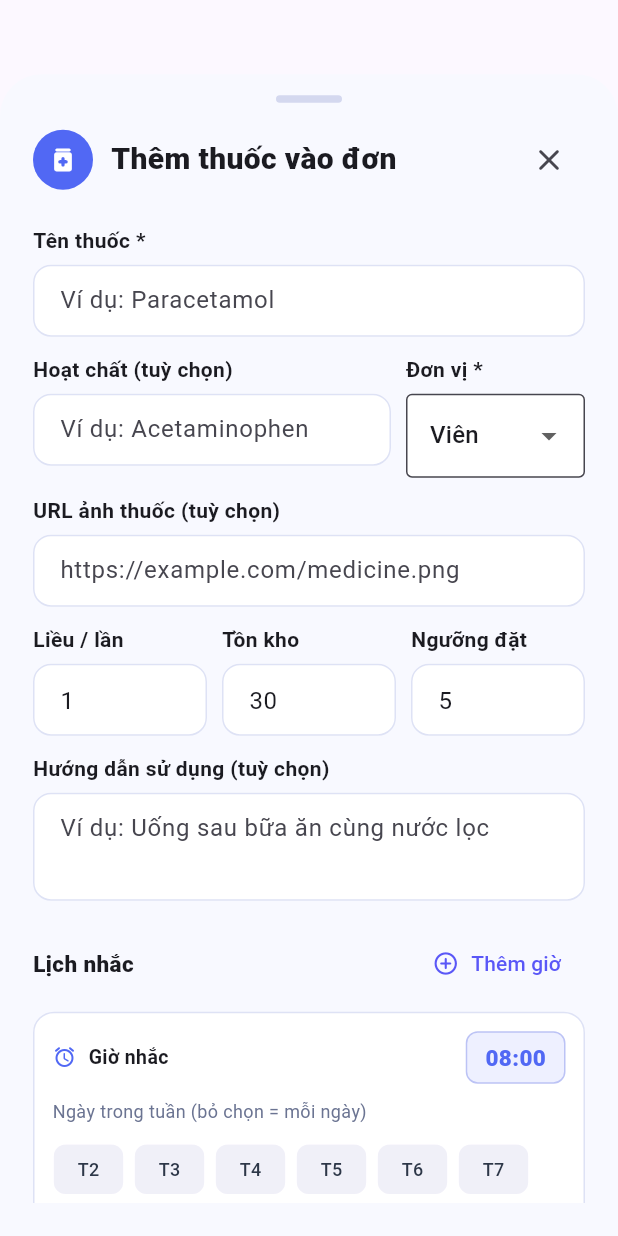
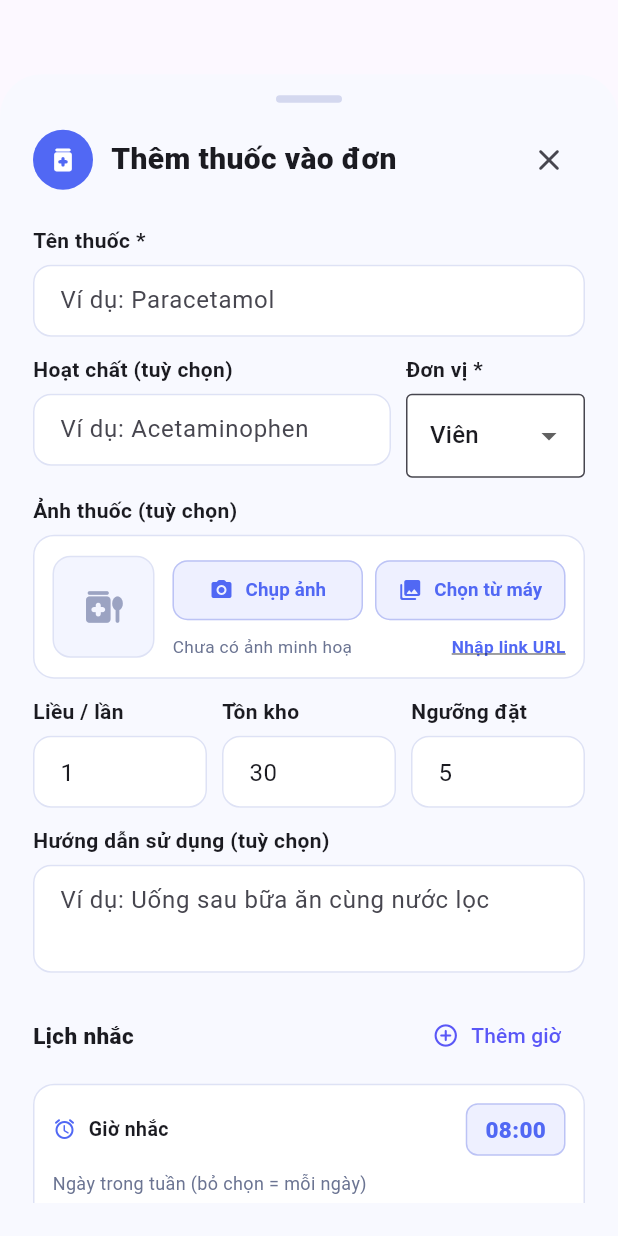
Before and after one commit to Kerianomasuta/Medsreminder, a Flutter app: the AddItemSheet widget shown alone on an empty page, opened directly with empty values, on a phone screen of 412 x 824 dp. Run offline on Flutter 3.47's test engine with Material 3 defaults, Android fonts, the light colour scheme and no system bars; our stand-ins replace firebase_core, firebase_messaging, flutter_local_notifications, flutter_map, geolocator, image_picker and 2 more; accounts and stored records are empty; network calls fail; Roboto replaces fonts that are missing (Arial).

Commit message:
feat(FE): tích hợp upload ảnh thuốc trực tiếp lên Cloudinary

````diff
--- a/FE/lib/screens/caregiver/prescriptions/add_item_sheet.dart
+++ b/FE/lib/screens/caregiver/prescriptions/add_item_sheet.dart
@@ -2,6 +2,7 @@ import 'package:flutter/material.dart';
 
 import '../../../models/prescription.dart';
 import '../../../services/prescription_service.dart';
+import '../../../widgets/medicine_image_field.dart';
 
 // ---------------------------------------------------------------------------
 // Add Item Sheet
@@ -36,6 +37,7 @@ class _AddItemSheetState extends State<AddItemSheet> {
 
   final List<ScheduleDraft> _schedules = [ScheduleDraft()];
   bool _saving = false;
+  bool _uploadingImage = false;
 
   @override
   void dispose() {
@@ -229,8 +231,11 @@ class _AddItemSheetState extends State<AddItemSheet> {
               ],
             ),
             const SizedBox(height: 12),
-            _label('URL ảnh thuốc (tuỳ chọn)'),
-            _tf(_imageUrlCtrl, 'https://example.com/medicine.png'),
+            _label('Ảnh thuốc (tuỳ chọn)'),
+            MedicineImageField(
+              controller: _imageUrlCtrl,
+              onUploadingChanged: (v) => setState(() => _uploadingImage = v),
+            ),
 
             const SizedBox(height: 12),
             Row(
@@ -292,7 +297,7 @@ class _AddItemSheetState extends State<AddItemSheet> {
             ...List.generate(_schedules.length, _scheduleRow),
             const SizedBox(height: 20),
             FilledButton.icon(
-              onPressed: _saving ? null : _save,
+              onPressed: (_saving || _uploadingImage) ? null : _save,
               icon: _saving
                   ? const SizedBox(
                       width: 18,
--- /dev/null
+++ b/FE/lib/services/cloudinary_upload_service.dart
@@ -0,0 +1,140 @@
+import 'dart:convert';
+
+import 'package:http/http.dart' as http;
+import 'package:image_picker/image_picker.dart';
+
+class CloudinaryUploadException implements Exception {
+  final String message;
+  const CloudinaryUploadException(this.message);
+
+  @override
+  String toString() => message;
+}
+
+/// Dịch vụ upload ảnh trực tiếp từ Flutter lên Cloudinary (Unsigned Upload).
+///
+/// Có thể truyền cấu hình qua `--dart-define`:
+/// ```bash
+/// flutter run \
+///   --dart-define=CLOUDINARY_CLOUD_NAME=your_cloud_name \
+///   --dart-define=CLOUDINARY_UPLOAD_PRESET=your_unsigned_preset
+/// ```
+/// Hoặc điền trực tiếp vào [defaultCloudName] và [defaultUploadPreset] bên dưới.
+class CloudinaryUploadService {
+  CloudinaryUploadService._();
+  static final CloudinaryUploadService instance = CloudinaryUploadService._();
+
+  /// Điền Cloud Name của bạn vào đây nếu không dùng --dart-define
+  static const String defaultCloudName = 'pingbx2s';
+
+  /// Điền tên Unsigned Upload Preset của bạn vào đây nếu không dùng --dart-define
+  static const String defaultUploadPreset = 'meds_medicine_preset';
+
+  static const String _envCloudName = String.fromEnvironment(
+    'CLOUDINARY_CLOUD_NAME',
+  );
+  static const String _envUploadPreset = String.fromEnvironment(
+    'CLOUDINARY_UPLOAD_PRESET',
+  );
+
+  String get cloudName =>
+      _envCloudName.trim().isNotEmpty ? _envCloudName.trim() : defaultCloudName;
+
+  String get uploadPreset => _envUploadPreset.trim().isNotEmpty
+      ? _envUploadPreset.trim()
+      : defaultUploadPreset;
+
+  final ImagePicker _picker = ImagePicker();
+
+  /// Mở Camera hoặc Thư viện ảnh và tự động upload lên Cloudinary.
+  /// Trả về `secure_url` (String) nếu thành công, hoặc `null` nếu người dùng huỷ chọn ảnh.
+  Future<String?> pickAndUpload({
+    required ImageSource source,
+    String folder = 'medsreminder/medicines',
+  }) async {
+    final XFile? pickedFile = await _picker.pickImage(
+      source: source,
+      maxWidth: 1280,
+      maxHeight: 1280,
+      imageQuality: 85,
+    );
+
+    if (pickedFile == null) {
+      return null;
+    }
+
+    return uploadFile(pickedFile, folder: folder);
+  }
+
+  /// Upload một [XFile] lên Cloudinary thông qua Unsigned Upload API.
+  /// Sử dụng `fromBytes` để tương thích đồng thời trên cả iOS, Android và Web.
+  Future<String> uploadFile(
+    XFile file, {
+    String folder = 'medsreminder/medicines',
+  }) async {
+    if (cloudName.isEmpty || uploadPreset.isEmpty) {
+      throw const CloudinaryUploadException(
+        'Chưa cấu hình CLOUDINARY_CLOUD_NAME hoặc CLOUDINARY_UPLOAD_PRESET.',
+      );
+    }
+
+    final uri = Uri.parse(
+      'https://api.cloudinary.com/v1_1/$cloudName/image/upload',
+    );
+
+    final bytes = await file.readAsBytes();
+    final fileName = file.name.isNotEmpty
+        ? file.name
+        : 'medicine_${DateTime.now().millisecondsSinceEpoch}.jpg';
+
+    final request = http.MultipartRequest('POST', uri)
+      ..fields['upload_preset'] = uploadPreset
+      ..fields['folder'] = folder
+      ..files.add(
+        http.MultipartFile.fromBytes(
+          'file',
+          bytes,
+          filename: fileName,
+        ),
+      );
+
+    late http.StreamedResponse streamedResponse;
+    try {
+      streamedResponse = await request.send();
+    } catch (_) {
+      throw const CloudinaryUploadException(
+        'Không thể kết nối tới Cloudinary. Vui lòng kiểm tra mạng.',
+      );
+    }
+
+    final responseBody = await streamedResponse.stream.bytesToString();
+
+    if (streamedResponse.statusCode >= 200 &&
+        streamedResponse.statusCode < 300) {
+      final decoded = jsonDecode(responseBody) as Map<String, dynamic>;
+      final secureUrl = (decoded['secure_url'] ?? decoded['url'])?.toString();
+      if (secureUrl != null && secureUrl.isNotEmpty) {
+        return secureUrl;
+      }
+      throw const CloudinaryUploadException(
+        'Phản hồi từ Cloudinary không chứa đường dẫn ảnh.',
+      );
+    }
+
+    String errorDetail = 'Upload ảnh thất bại (${streamedResponse.statusCode}).';
+    try {
+      final decoded = jsonDecode(responseBody) as Map<String, dynamic>;
+      final errObj = decoded['error'];
+      if (errObj is Map<String, dynamic> && errObj['message'] != null) {
+        errorDetail = 'Lỗi Cloudinary: ${errObj['message']}';
+      }
+    } catch (_) {}
+
+    if (cloudName == 'demo') {
+      errorDetail +=
+          ' (Hãy cấu hình CLOUDINARY_CLOUD_NAME & CLOUDINARY_UPLOAD_PRESET trong cloudinary_upload_service.dart)';
+    }
+
+    throw CloudinaryUploadException(errorDetail);
+  }
+}
--- /dev/null
+++ b/FE/lib/widgets/medicine_image_field.dart
@@ -0,0 +1,327 @@
+import 'package:flutter/material.dart';
+import 'package:image_picker/image_picker.dart';
+
+import '../services/cloudinary_upload_service.dart';
+
+/// Cụm giao diện chọn / chụp ảnh thuốc, tự động upload lên Cloudinary
+/// và đồng bộ URL kết quả vào [controller].
+class MedicineImageField extends StatefulWidget {
+  const MedicineImageField({
+    super.key,
+    required this.controller,
+    this.onUploadingChanged,
+  });
+
+  final TextEditingController controller;
+  final ValueChanged<bool>? onUploadingChanged;
+
+  @override
+  State<MedicineImageField> createState() => _MedicineImageFieldState();
+}
+
+class _MedicineImageFieldState extends State<MedicineImageField> {
+  bool _uploading = false;
+  bool _showUrlInput = false;
+
+  @override
+  void initState() {
+    super.initState();
+    widget.controller.addListener(_onTextChanged);
+  }
+
+  @override
+  void dispose() {
+    widget.controller.removeListener(_onTextChanged);
+    super.dispose();
+  }
+
+  void _onTextChanged() {
+    if (mounted) setState(() {});
+  }
+
+  void _setUploading(bool value) {
+    if (!mounted) return;
+    setState(() => _uploading = value);
+    widget.onUploadingChanged?.call(value);
+  }
+
+  Future<void> _handlePickAndUpload(ImageSource source) async {
+    if (_uploading) return;
+    _setUploading(true);
+    try {
+      final uploadedUrl = await CloudinaryUploadService.instance.pickAndUpload(
+        source: source,
+      );
+      if (uploadedUrl != null && mounted) {
+        widget.controller.text = uploadedUrl;
+        ScaffoldMessenger.of(context).showSnackBar(
+          const SnackBar(
+            content: Text('Đã tải ảnh thuốc lên thành công!'),
+            backgroundColor: Color(0xFF249D76),
+            duration: Duration(seconds: 2),
+          ),
+        );
+      }
+    } catch (e) {
+      if (mounted) {
+        ScaffoldMessenger.of(context).showSnackBar(
+          SnackBar(
+            content: Text(e.toString()),
+            backgroundColor: const Color(0xFFD65B49),
+          ),
+        );
+      }
+    } finally {
+      _setUploading(false);
+    }
+  }
+
+  void _clearImage() {
+    widget.controller.clear();
+  }
+
+  @override
+  Widget build(BuildContext context) {
+    final imageUrl = widget.controller.text.trim();
+    final hasImage = imageUrl.isNotEmpty;
+
+    return Container(
+      padding: const EdgeInsets.all(12),
+      decoration: BoxDecoration(
+        color: Colors.white,
+        borderRadius: BorderRadius.circular(14),
+        border: Border.all(color: const Color(0xFFDEE2F5)),
+      ),
+      child: Column(
+        crossAxisAlignment: CrossAxisAlignment.start,
+        children: [
+          Row(
+            children: [
+              // ── Ô Xem trước ảnh (Preview) ─────────────────────────────────
+              Container(
+                width: 68,
+                height: 68,
+                decoration: BoxDecoration(
+                  color: const Color(0xFFF3F5FF),
+                  borderRadius: BorderRadius.circular(12),
+                  border: Border.all(color: const Color(0xFFDEE2F5)),
+                ),
+                clipBehavior: Clip.antiAlias,
+                child: _uploading
+                    ? const Center(
+                        child: SizedBox(
+                          width: 24,
+                          height: 24,
+                          child: CircularProgressIndicator(
+                            strokeWidth: 2.4,
+                            color: Color(0xFF5168F4),
+                          ),
+                        ),
+                      )
+                    : hasImage
+                    ? Stack(
+                        fit: StackFit.expand,
+                        children: [
+                          Image.network(
+                            imageUrl,
+                            fit: BoxFit.cover,
+                            errorBuilder: (_, _, _) => const Center(
+                              child: Icon(
+                                Icons.broken_image_outlined,
+                                color: Color(0xFFD65B49),
+                                size: 26,
+                              ),
+                            ),
+                          ),
+                          Positioned(
+                            top: 3,
+                            right: 3,
+                            child: GestureDetector(
+                              onTap: _clearImage,
+                              child: Container(
+                                padding: const EdgeInsets.all(3),
+                                decoration: const BoxDecoration(
+                                  color: Colors.black54,
+                                  shape: BoxShape.circle,
+                                ),
+                                child: const Icon(
+                                  Icons.close_rounded,
+                                  size: 13,
+                                  color: Colors.white,
+                                ),
+                              ),
+                            ),
+                          ),
+                        ],
+                      )
+                    : const Center(
+                        child: Icon(
+                          Icons.medication_liquid_rounded,
+                          color: Color(0xFF9BA3C2),
+                          size: 28,
+                        ),
+                      ),
+              ),
+              const SizedBox(width: 12),
+
+              // ── Cụm 2 nút Chụp ảnh & Chọn từ máy ──────────────────────────
+              Expanded(
+                child: Column(
+                  crossAxisAlignment: CrossAxisAlignment.start,
+                  children: [
+                    Row(
+                      children: [
+                        Expanded(
+                          child: OutlinedButton.icon(
+                            onPressed: _uploading
+                                ? null
+                                : () =>
+                                      _handlePickAndUpload(ImageSource.camera),
+                            icon: const Icon(
+                              Icons.camera_alt_rounded,
+                              size: 16,
+                            ),
+                            label: const Text(
+                              'Chụp ảnh',
+                              style: TextStyle(
+                                fontSize: 12.5,
+                                fontWeight: FontWeight.w700,
+                              ),
+                            ),
+                            style: OutlinedButton.styleFrom(
+                              foregroundColor: const Color(0xFF5168F4),
+                              side: const BorderSide(color: Color(0xFFBCC3F5)),
+                              backgroundColor: const Color(0xFFEEF0FF),
+                              padding: const EdgeInsets.symmetric(
+                                horizontal: 8,
+                                vertical: 10,
+                              ),
+                              shape: RoundedRectangleBorder(
+                                borderRadius: BorderRadius.circular(10),
+                              ),
+                            ),
+                          ),
+                        ),
+                        const SizedBox(width: 8),
+                        Expanded(
+                          child: OutlinedButton.icon(
+                            onPressed: _uploading
+                                ? null
+                                : () => _handlePickAndUpload(
+                                    ImageSource.gallery,
+                                  ),
+                            icon: const Icon(
+                              Icons.photo_library_rounded,
+                              size: 16,
+                            ),
+                            label: const Text(
+                              'Chọn từ máy',
+                              style: TextStyle(
+                                fontSize: 12.5,
+                                fontWeight: FontWeight.w700,
+                              ),
+                            ),
+                            style: OutlinedButton.styleFrom(
+                              foregroundColor: const Color(0xFF5168F4),
+                              side: const BorderSide(color: Color(0xFFBCC3F5)),
+                              backgroundColor: const Color(0xFFEEF0FF),
+                              padding: const EdgeInsets.symmetric(
+                                horizontal: 8,
+                                vertical: 10,
+                              ),
+                              shape: RoundedRectangleBorder(
+                                borderRadius: BorderRadius.circular(10),
+                              ),
+                            ),
+                          ),
+                        ),
+                      ],
+                    ),
+                    const SizedBox(height: 6),
+                    Row(
+                      children: [
+                        Expanded(
+                          child: Text(
+                            _uploading
+                                ? 'Đang tải ảnh lên Cloudinary...'
+                                : hasImage
+                                ? 'Đã gắn ảnh thuốc'
+                                : 'Chưa có ảnh minh hoạ',
+                            maxLines: 1,
+                            overflow: TextOverflow.ellipsis,
+                            style: TextStyle(
+                              fontSize: 11.5,
+                              color: _uploading
+                                  ? const Color(0xFF5168F4)
+                                  : hasImage
+                                  ? const Color(0xFF249D76)
+                                  : const Color(0xFF6B7492),
+                              fontWeight: hasImage || _uploading
+                                  ? FontWeight.w600
+                                  : FontWeight.w400,
+                            ),
+                          ),
+                        ),
+                        GestureDetector(
+                          onTap: () =>
+                              setState(() => _showUrlInput = !_showUrlInput),
+                          child: Text(
+                            _showUrlInput ? 'Ẩn nhập link' : 'Nhập link URL',
+                            style: const TextStyle(
+                              fontSize: 11.5,
+                              fontWeight: FontWeight.w700,
+                              color: Color(0xFF5168F4),
+                              decoration: TextDecoration.underline,
+                            ),
+                          ),
+                        ),
+                      ],
+                    ),
+                  ],
+                ),
+              ),
+            ],
+          ),
+          if (_showUrlInput) ...[
+            const SizedBox(height: 10),
+            TextField(
+              controller: widget.controller,
+              style: const TextStyle(fontSize: 13),
+              decoration: InputDecoration(
+                hintText: 'https://res.cloudinary.com/.../medicine.png',
+                isDense: true,
+                filled: true,
+                fillColor: const Color(0xFFF8F9FF),
+                contentPadding: const EdgeInsets.symmetric(
+                  horizontal: 12,
+                  vertical: 10,
+                ),
+                suffixIcon: hasImage
+                    ? IconButton(
+                        icon: const Icon(Icons.clear_rounded, size: 16),
+                        onPressed: _clearImage,
+                      )
+                    : null,
+                border: OutlineInputBorder(
+                  borderRadius: BorderRadius.circular(10),
+                  borderSide: const BorderSide(color: Color(0xFFDEE2F5)),
+                ),
+                enabledBorder: OutlineInputBorder(
+                  borderRadius: BorderRadius.circular(10),
+                  borderSide: const BorderSide(color: Color(0xFFDEE2F5)),
+                ),
+                focusedBorder: OutlineInputBorder(
+                  borderRadius: BorderRadius.circular(10),
+                  borderSide: const BorderSide(
+                    color: Color(0xFF5168F4),
+                    width: 1.4,
+                  ),
+                ),
+              ),
+            ),
+          ],
+        ],
+      ),
+    );
+  }
+}
--- a/FE/pubspec.yaml
+++ b/FE/pubspec.yaml
@@ -44,6 +44,7 @@ dependencies:
   timezone: ^0.11.1
   firebase_core: ^4.15.0
   firebase_messaging: ^16.7.0
+  image_picker: ^1.1.2
 
 dev_dependencies:
   flutter_test:
````
Also changed, not shown: FE/lib/screens/caregiver/prescriptions/create_prescription_screen.dart (+26 -9 lines), FE/lib/screens/caregiver/prescriptions/prescription_detail_screen.dart (+18 -3 lines), BE/package-lock.json, FE/pubspec.lock, 7 other files.
